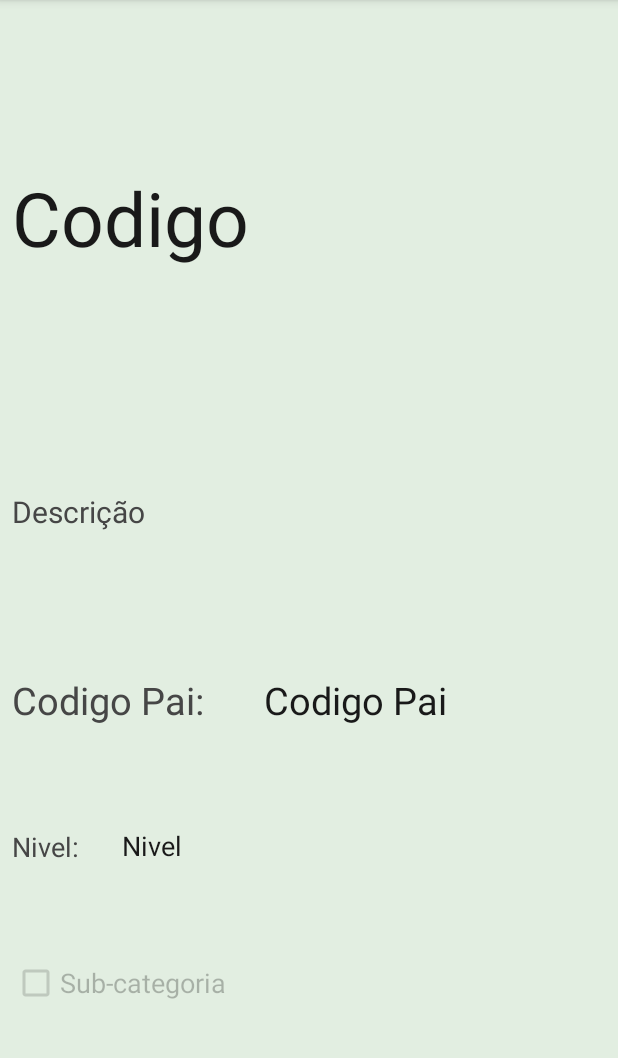
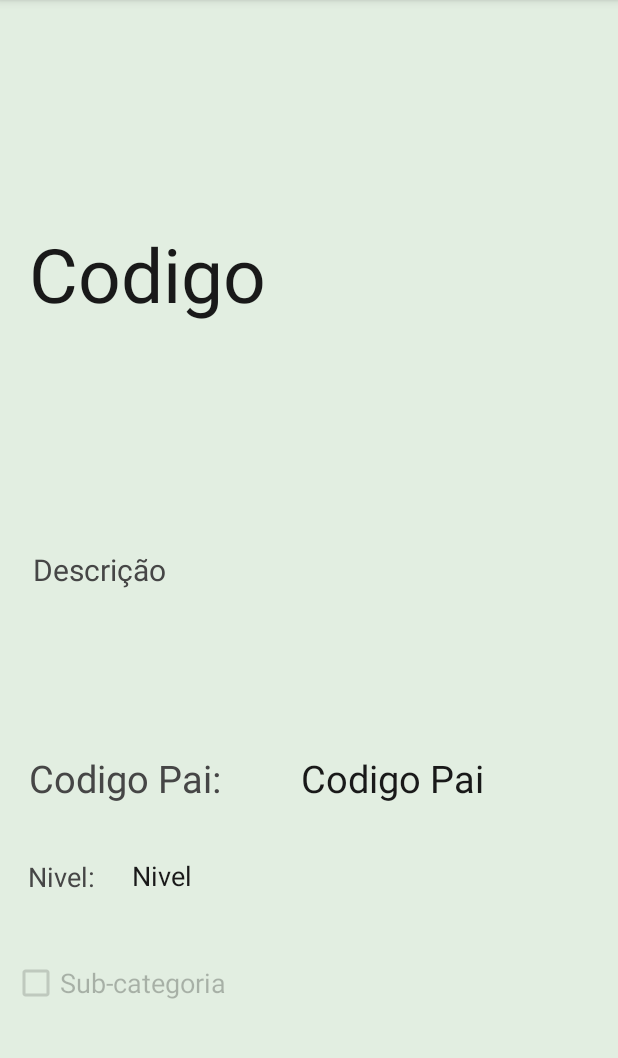
Before and after one commit to alemao2x/Harmonizagro, an Android app: the DisplayActivity screen opened directly, with no data from a screen before it, on a phone screen of 412 x 824 dp, the part 84-1142 px from its top. Run offline under Robolectric (Android 15) with nearby library versions, the phone set to English and light mode, and no system bars; 5 statements that could not run were skipped.

Commit message:
Versão 1.0

```diff
--- a/app/src/main/res/layout/activity_display.xml
+++ b/app/src/main/res/layout/activity_display.xml
@@ -20,16 +20,15 @@
         android:textSize="50dp"
         app:layout_constraintBottom_toTopOf="@+id/txtDesc"
         app:layout_constraintEnd_toEndOf="parent"
-        app:layout_constraintHorizontal_bias="0.0"
+        app:layout_constraintHorizontal_bias="0.114"
         app:layout_constraintStart_toStartOf="parent"
-        app:layout_constraintTop_toTopOf="parent"
-        app:layout_constraintVertical_bias="0.428" />
+        app:layout_constraintTop_toTopOf="parent" />
 
     <TextView
         android:id="@+id/txtCodPai"
         android:layout_width="134dp"
         android:layout_height="42dp"
-        android:layout_marginBottom="60dp"
+        android:layout_marginBottom="28dp"
         android:layout_marginEnd="8dp"
         android:layout_marginStart="8dp"
         android:text="Codigo Pai"
@@ -37,14 +36,14 @@
         android:textSize="25dp"
         app:layout_constraintBottom_toTopOf="@+id/txtNivel"
         app:layout_constraintEnd_toEndOf="parent"
-        app:layout_constraintHorizontal_bias="0.641"
+        app:layout_constraintHorizontal_bias="0.735"
         app:layout_constraintStart_toStartOf="parent" />
 
     <TextView
         android:id="@+id/txtDesc"
         android:layout_width="330dp"
-        android:layout_height="106dp"
-        android:layout_marginBottom="16dp"
+        android:layout_height="127dp"
+        android:layout_marginBottom="8dp"
         android:layout_marginEnd="8dp"
         android:layout_marginStart="8dp"
         android:text="Descrição"
@@ -52,14 +51,14 @@
         android:textSize="20dp"
         app:layout_constraintBottom_toTopOf="@+id/txtCodPai"
         app:layout_constraintEnd_toEndOf="parent"
-        app:layout_constraintHorizontal_bias="0.0"
+        app:layout_constraintHorizontal_bias="0.21"
         app:layout_constraintStart_toStartOf="parent" />
 
     <TextView
         android:id="@+id/txtNivel"
         android:layout_width="73dp"
         android:layout_height="31dp"
-        android:layout_marginBottom="52dp"
+        android:layout_marginBottom="32dp"
         android:layout_marginEnd="8dp"
         android:layout_marginStart="8dp"
         android:text="Nivel"
@@ -67,7 +66,7 @@
         android:textSize="18dp"
         app:layout_constraintBottom_toTopOf="@+id/chkSub"
         app:layout_constraintEnd_toEndOf="parent"
-        app:layout_constraintHorizontal_bias="0.228"
+        app:layout_constraintHorizontal_bias="0.247"
         app:layout_constraintStart_toStartOf="parent" />
 
     <CheckBox
@@ -98,15 +97,15 @@
         android:textSize="18dp"
         app:layout_constraintBottom_toTopOf="@+id/chkSub"
         app:layout_constraintEnd_toStartOf="@+id/txtNivel"
-        app:layout_constraintHorizontal_bias="0.0"
+        app:layout_constraintHorizontal_bias="0.38"
         app:layout_constraintStart_toStartOf="parent"
         app:layout_constraintTop_toBottomOf="@+id/textView3"
-        app:layout_constraintVertical_bias="0.545" />
+        app:layout_constraintVertical_bias="0.491" />
 
     <TextView
         android:id="@+id/textView3"
         android:layout_width="wrap_content"
-        android:layout_height="wrap_content"
+        android:layout_height="33dp"
         android:layout_marginBottom="8dp"
         android:layout_marginEnd="8dp"
         android:layout_marginStart="8dp"
@@ -116,8 +115,8 @@
         android:textSize="25dp"
         app:layout_constraintBottom_toTopOf="@+id/txtNivel"
         app:layout_constraintEnd_toStartOf="@+id/txtCodPai"
-        app:layout_constraintHorizontal_bias="0.0"
+        app:layout_constraintHorizontal_bias="0.205"
         app:layout_constraintStart_toStartOf="parent"
         app:layout_constraintTop_toBottomOf="@+id/txtDesc"
-        app:layout_constraintVertical_bias="0.117" />
+        app:layout_constraintVertical_bias="0.0" />
 </android.support.constraint.ConstraintLayout>
```
